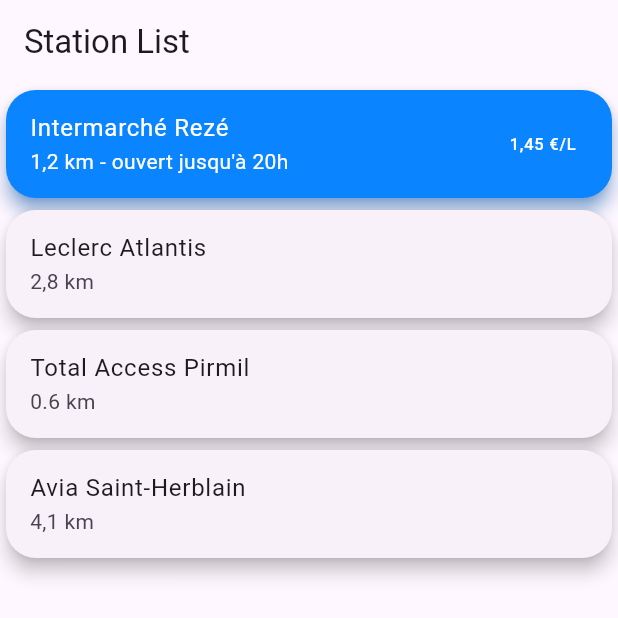
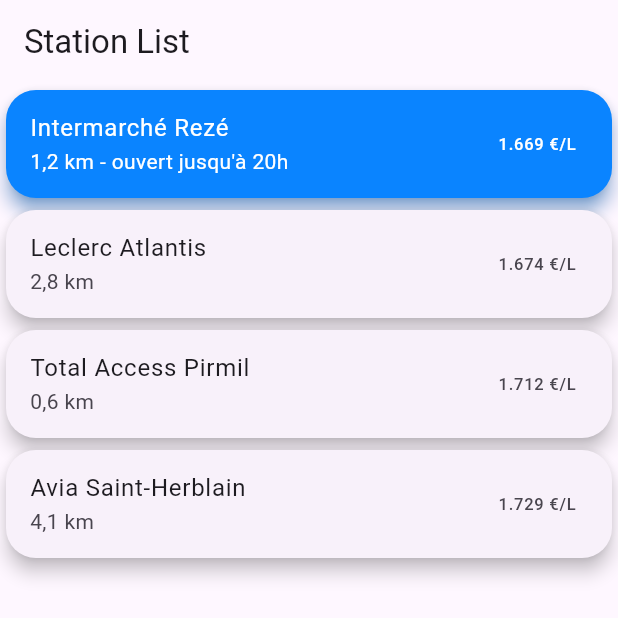
Before and after one commit to tguillain/EcoFuel, a Flutter app: the screen it shows after launch, on a phone screen of 412 x 824 dp, the top half of it. Run offline on Flutter 3.47's test engine with Material 3 defaults, Android fonts, the light colour scheme and no system bars.

Commit message:
cleanup de l'achitecture et automatisation de la création des cartes de la liste de stations

```diff
--- /dev/null
+++ b/lib/gas_station_list/gas_station_list.dart
@@ -0,0 +1,34 @@
+import 'package:ecofuel/gas_station_list/model/gas_station.dart';
+import 'package:ecofuel/gas_station_list/widget/gas_station_card.dart';
+import 'package:flutter/material.dart';
+
+class GasStationListView extends StatelessWidget {
+  const GasStationListView({
+    super.key,
+    required this.stations,
+    this.highlightedStationId,
+  });
+
+  final List<GasStation> stations;
+  final String? highlightedStationId;
+
+  @override
+  Widget build(BuildContext context) {
+    return Scaffold(
+      appBar: AppBar(title: const Text('Station List')),
+      body: ListView.builder(
+        itemCount: stations.length,
+        itemBuilder: (context, index) {
+          final station = stations[index];
+          final key = ValueKey(station.id);
+
+          if (station.id == highlightedStationId) {
+            return GasStationCard.highlighted(station, key: key);
+          } else {
+            return GasStationCard.standard(station, key: key);
+          }
+        },
+      ),
+    );
+  }
+}
--- /dev/null
+++ b/lib/gas_station_list/model/gas_station.dart
@@ -0,0 +1,15 @@
+class GasStation {
+  const GasStation({
+    required this.id,
+    required this.name,
+    required this.priceInEuros,
+    required this.distanceInKm,
+    required this.openingHours,
+  });
+
+  final String id;
+  final String name;
+  final double priceInEuros;
+  final double distanceInKm;
+  final String? openingHours;
+}
--- /dev/null
+++ b/lib/gas_station_list/widget/gas_station_card.dart
@@ -0,0 +1,72 @@
+import 'package:flutter/material.dart';
+import 'package:intl/intl.dart';
+
+import '../model/gas_station.dart';
+
+class GasStationCard extends StatelessWidget {
+  const GasStationCard._({
+    super.key,
+    required this.station,
+    required this.isHighlighted,
+    this.onTap,
+  });
+
+  factory GasStationCard.standard(
+    GasStation station, {
+    Key? key,
+    VoidCallback? onTap,
+  }) => GasStationCard._(
+    key: key,
+    station: station,
+    isHighlighted: false,
+    onTap: onTap,
+  );
+
+  factory GasStationCard.highlighted(
+    GasStation gasStation, {
+    Key? key,
+    VoidCallback? onTap,
+  }) => GasStationCard._(
+    key: key,
+    station: gasStation,
+    isHighlighted: true,
+    onTap: onTap,
+  );
+
+  static final NumberFormat _distanceFormat = NumberFormat('0.#', 'fr_FR');
+
+  final GasStation station;
+  final bool isHighlighted;
+  final VoidCallback? onTap;
+
+  String get _subtitle {
+    final distance = '${_distanceFormat.format(station.distanceInKm)} km';
+
+    if (station.openingHours != null) {
+      return '$distance - ouvert jusqu\'à ${station.openingHours}h';
+    } else {
+      return distance;
+    }
+  }
+
+  @override
+  Widget build(BuildContext context) {
+    final colors = Theme.of(context).colorScheme;
+
+    return Card(
+      elevation: 5,
+      color: isHighlighted ? Color.fromRGBO(10, 132, 255, 1) : null,
+      shadowColor: isHighlighted ? Color.fromRGBO(10, 132, 255, 1) : null,
+      shape: const RoundedRectangleBorder(
+        borderRadius: BorderRadius.all(Radius.circular(20)),
+      ),
+      child: ListTile(
+        textColor: isHighlighted ? colors.onPrimary : null,
+        title: Text(station.name),
+        subtitle: Text(_subtitle),
+        trailing: Text('${station.priceInEuros} €/L'),
+        onTap: onTap,
+      ),
+    );
+  }
+}
--- a/lib/home/home_page.dart
+++ b/lib/home/home_page.dart
@@ -1,32 +1,47 @@
+import 'package:ecofuel/gas_station_list/gas_station_list.dart';
+import 'package:ecofuel/gas_station_list/model/gas_station.dart';
 import 'package:flutter/material.dart';
 
-class HomePage extends StatefulWidget {
+class HomePage extends StatelessWidget {
   const HomePage({super.key});
 
-  @override
-  State<HomePage> createState() => _HomePageState();
-}
-
-class _HomePageState extends State<HomePage> {
-  Color color = Colors.blue;
-
-  void changeColor() {
-    setState(() {
-      color = color == Colors.blue ? Colors.red : Colors.blue;
-    });
-  }
+  static const stations = <GasStation>[
+    GasStation(
+      id: 'intermarche-reze',
+      name: 'Intermarché Rezé',
+      priceInEuros: 1.669,
+      distanceInKm: 1.2,
+      openingHours: '20',
+    ),
+    GasStation(
+      id: 'leclerc-atlantis',
+      name: 'Leclerc Atlantis',
+      priceInEuros: 1.674,
+      distanceInKm: 2.8,
+      openingHours: null,
+    ),
+    GasStation(
+      id: 'total-access-pirmil',
+      name: 'Total Access Pirmil',
+      priceInEuros: 1.712,
+      distanceInKm: 0.6,
+      openingHours: null,
+    ),
+    GasStation(
+      id: 'avia-saint-herblain',
+      name: 'Avia Saint-Herblain',
+      priceInEuros: 1.729,
+      distanceInKm: 4.1,
+      openingHours: null,
+    ),
+  ];
 
   @override
   Widget build(BuildContext context) {
-    return Scaffold(
-      body: Container(
-        color: color,
-        child: Center(
-          child: ElevatedButton(
-            onPressed: changeColor,
-            child: const Text('Change Color'),
-          ),
-        ),
+    return const Scaffold(
+      body: GasStationListView(
+        stations: stations,
+        highlightedStationId: 'intermarche-reze',
       ),
     );
   }
--- a/lib/main.dart
+++ b/lib/main.dart
@@ -1,5 +1,4 @@
 import 'package:ecofuel/home/home_page.dart';
-import 'package:ecofuel/stations_list/station_list.dart';
 import 'package:flutter/material.dart';
 
 void main() {
@@ -13,8 +12,10 @@
   Widget build(BuildContext context) {
     return MaterialApp(
       title: 'Flutter Demo',
-      theme: ThemeData(colorScheme: .fromSeed(seedColor: Colors.deepPurple)),
-      home: StationList(),
+      theme: ThemeData(
+        colorScheme: ColorScheme.fromSeed(seedColor: Colors.deepPurple),
+      ),
+      home: const HomePage(),
     );
   }
 }
--- a/lib/stations_list/station_list.dart
+++ /dev/null
@@ -1,60 +0,0 @@
-import 'package:flutter/material.dart';
-
-class StationList extends StatelessWidget {
-  const StationList({super.key});
-
-  @override
-  Widget build(BuildContext context) {
-    return Scaffold(
-      appBar: AppBar(title: const Text('Station List')),
-      body: ListView(
-        children: <Widget>[
-          Card(
-            shadowColor: const Color.fromRGBO(10, 132, 255, 1),
-            elevation: 5,
-            color: const Color.fromRGBO(10, 132, 255, 1),
-            shape: RoundedRectangleBorder(
-              borderRadius: BorderRadius.circular(20.0),
-            ),
-            child: ListTile(
-              textColor: Colors.white,
-              title: Text('Intermarché Rezé'),
-              subtitle: Text('1,2 km - ouvert jusqu\'à 20h'),
-              trailing: Text('1,45 €/L'),
-            ),
-          ),
-          Card(
-            elevation: 5,
-            shape: RoundedRectangleBorder(
-              borderRadius: BorderRadius.circular(20.0),
-            ),
-            child: ListTile(
-              title: Text('Leclerc Atlantis'),
-              subtitle: Text('2,8 km'),
-            ),
-          ),
-          Card(
-            elevation: 5,
-            shape: RoundedRectangleBorder(
-              borderRadius: BorderRadius.circular(20.0),
-            ),
-            child: ListTile(
-              title: Text('Total Access Pirmil'),
-              subtitle: Text('0.6 km'),
-            ),
-          ),
-          Card(
-            elevation: 5,
-            shape: RoundedRectangleBorder(
-              borderRadius: BorderRadius.circular(20.0),
-            ),
-            child: ListTile(
-              title: Text('Avia Saint-Herblain'),
-              subtitle: Text('4,1 km'),
-            ),
-          ),
-        ],
-      ),
-    );
-  }
-}
--- a/pubspec.yaml
+++ b/pubspec.yaml
@@ -34,6 +34,7 @@
   # The following adds the Cupertino Icons font to your application.
   # Use with the CupertinoIcons class for iOS style icons.
   cupertino_icons: ^1.0.8
+  intl: ^0.20.3
 
 dev_dependencies:
   flutter_test:
```
Also changed, not shown: pubspec.lock.
